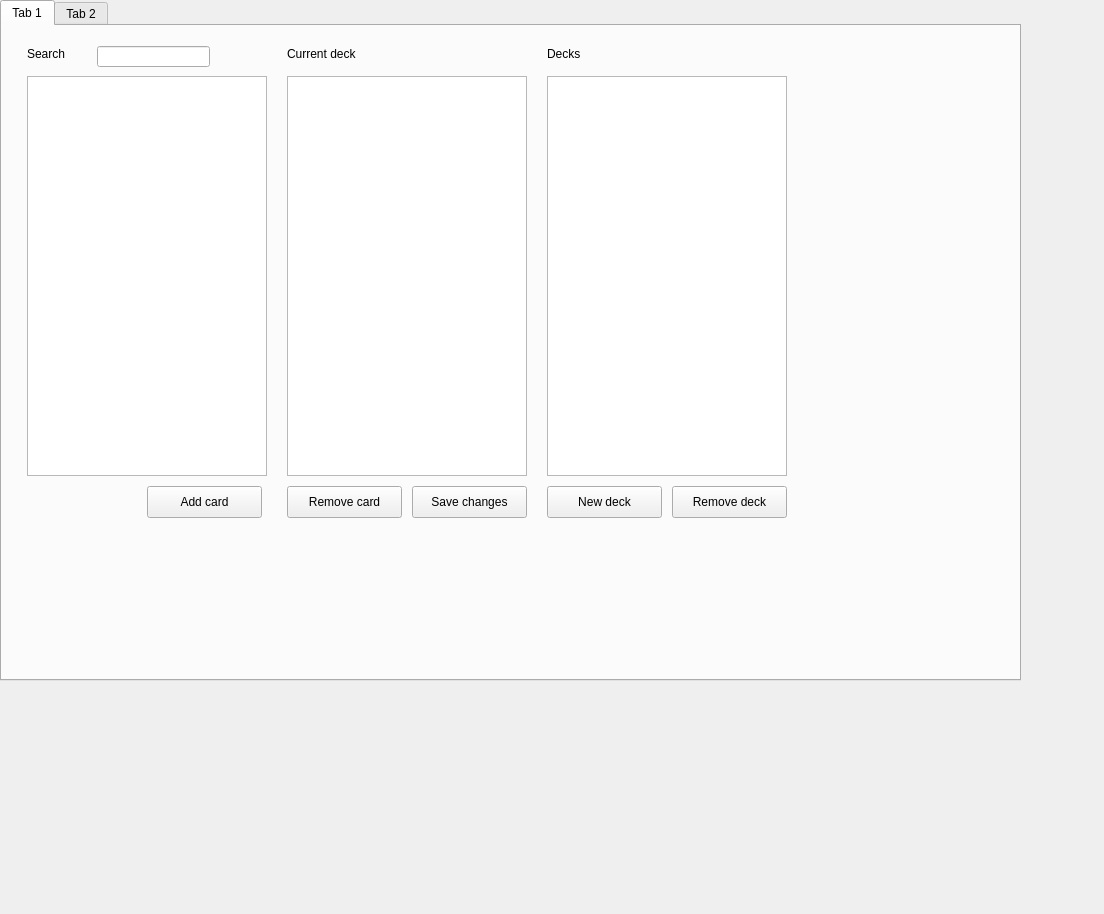
First picture: the form in UI/MainWindow.ui, repository Nieo/HSHelper, before the edit.
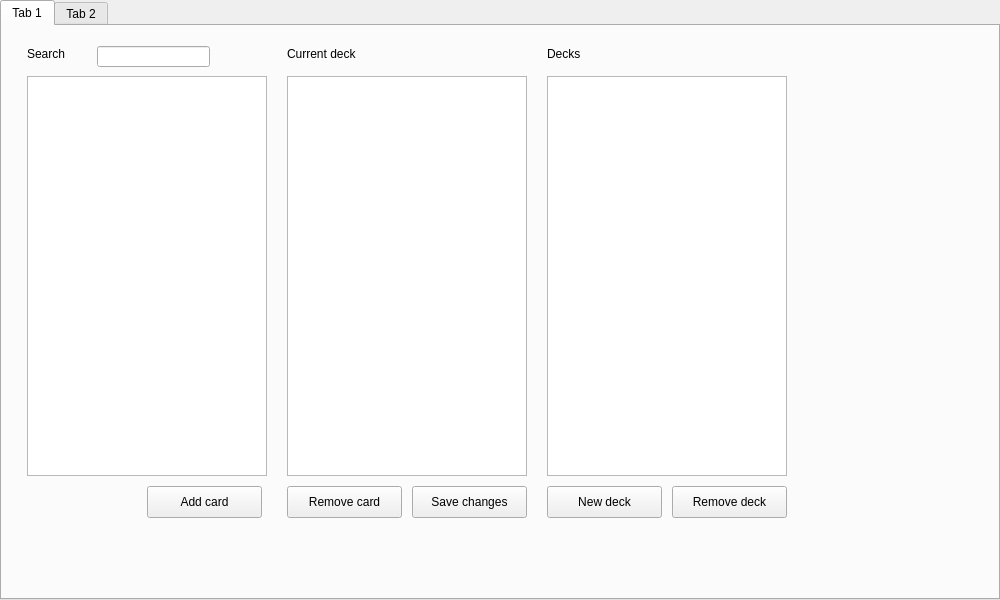
Second picture: the form after the edit.

Patch:
```diff
--- a/UI/MainWindow.ui
+++ b/UI/MainWindow.ui
@@ -6,8 +6,8 @@
    <rect>
     <x>0</x>
     <y>0</y>
-    <width>1104</width>
-    <height>914</height>
+    <width>1000</width>
+    <height>600</height>
    </rect>
   </property>
   <property name="windowTitle">
@@ -19,8 +19,8 @@
      <rect>
       <x>0</x>
       <y>0</y>
-      <width>1021</width>
-      <height>681</height>
+      <width>1000</width>
+      <height>600</height>
      </rect>
     </property>
     <property name="sizePolicy">
```
